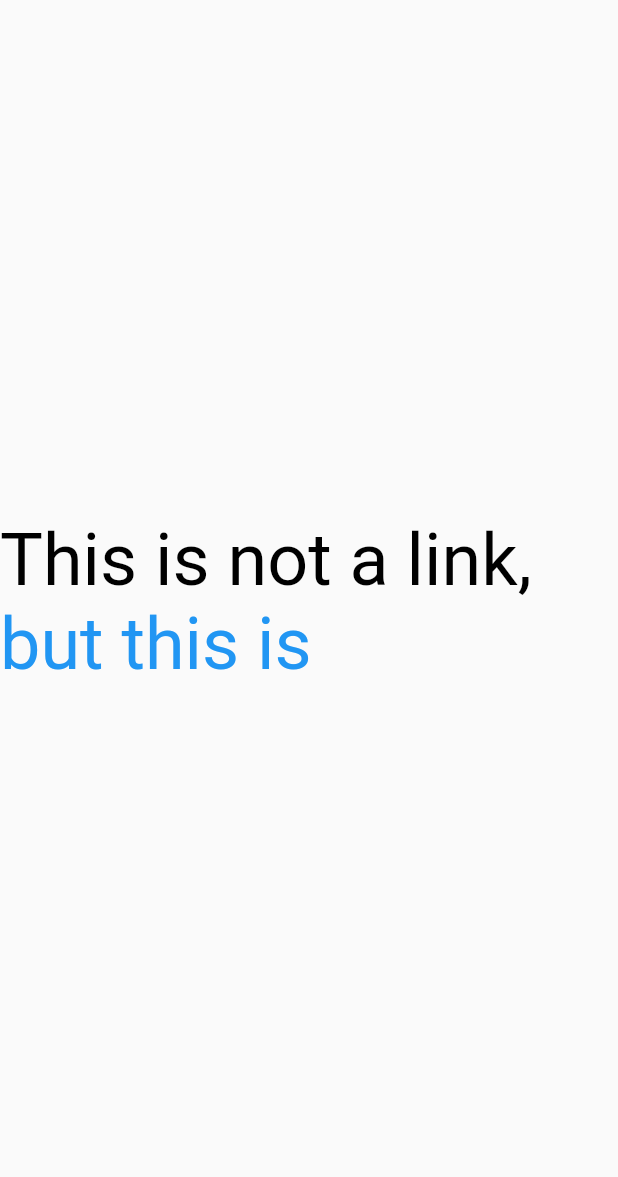
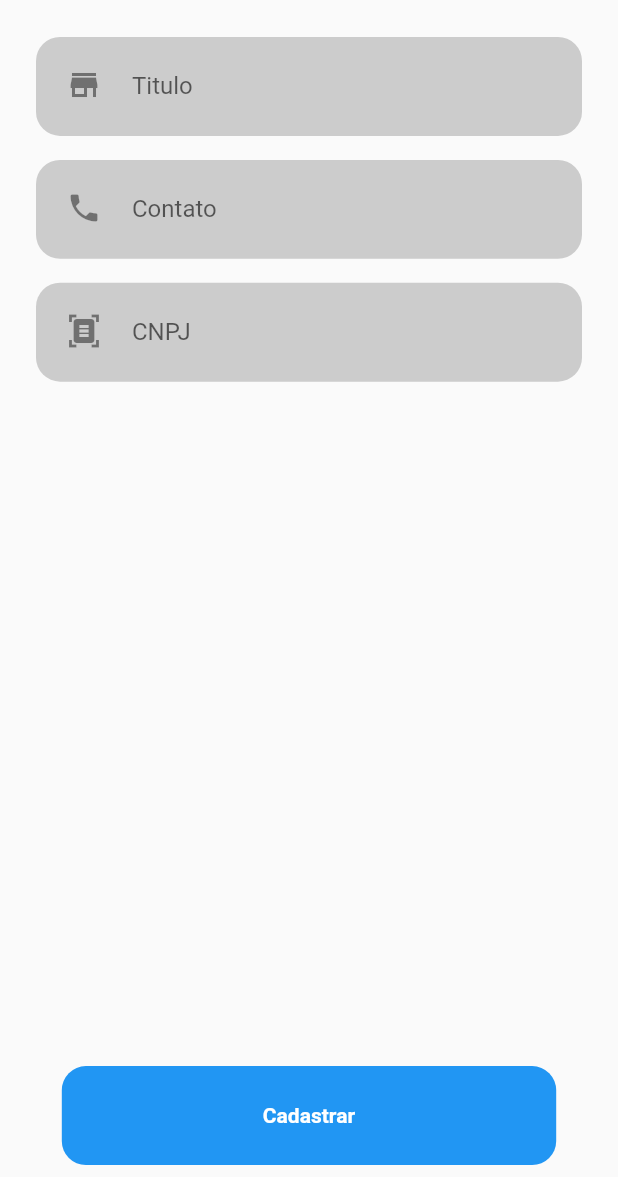
Before and after one commit to cl0v/pedigree_seller, a Flutter app: the CanilRegisterScreen screen opened by its route, on a phone screen of 412 x 824 dp, the part 59-1236 px from its top. Run offline on Flutter 3.47's test engine with Material 2 defaults, Android fonts, the phone set to English and light mode, and no system bars; our stand-ins replace cloud_firestore, date_time_picker, firebase_core, image_picker; accounts and stored records are empty.

Commit message:
Página de criação de canil
-Criação de canil está pronta

```diff
--- a/lib/app.dart
+++ b/lib/app.dart
@@ -7,8 +7,7 @@ class MyApp extends StatelessWidget {
     return MaterialApp(
       title: 'Pedigree seller',
       debugShowCheckedModeBanner: false,
-      // home: CategoryScreen(),
-      initialRoute: Routes.Home,
+      initialRoute: Routes.Canil,
       routes: routes,
     );
   }
--- a/lib/app/models/canil_model.dart
+++ b/lib/app/models/canil_model.dart
@@ -11,11 +11,16 @@ class CanilModel {
     required this.titulo,
     required this.contato,
     required this.cnpj,
-    required this.dataCadastro,
-    required this.donoReferencia,
-    required this.ninhadasReferencia,
-    required this.reprodutoresReferencia,
+    this.dataCadastro = '',
+    this.donoReferencia = '',
+    this.ninhadasReferencia  = const [],
+    this.reprodutoresReferencia  = const [],
   });
+
+  @override
+  String toString() {
+    return 'CanilModel(titulo: $titulo, contato: $contato, cnpj: $cnpj, dataCadastro: $dataCadastro, donoReferencia: $donoReferencia, ninhadasReferencia: $ninhadasReferencia, reprodutoresReferencia: $reprodutoresReferencia)';
+  }
 }
 
 final CanilModel canilMocked = CanilModel(
--- a/lib/app/pages/canil/canil_register/canil_register_screen.dart
+++ b/lib/app/pages/canil/canil_register/canil_register_screen.dart
@@ -1,8 +1,46 @@
-import 'package:flutter/gestures.dart';
 import 'package:flutter/material.dart';
-import 'package:pedigree_seller/app/routes/routes.dart';
+import 'package:pedigree_seller/app/components/text_input_field_widget.dart';
+import 'package:pedigree_seller/app/models/canil_model.dart';
+import 'package:pedigree_seller/app/pages/canil/viewmodel/canil_view_model.dart';
 import 'package:pedigree_seller/app/utils/nav.dart';
 import 'package:pedigree_seller/app/utils/scaffold_common_components.dart';
+
+import '../../../../constants.dart';
+
+//TODO: Criar formulario para registro de canil
+
+class CanilController {
+  BuildContext context;
+  CanilController({
+    required this.context,
+  });
+
+  TextEditingController nomeController = TextEditingController();
+  TextEditingController contatoController = TextEditingController();
+  TextEditingController cnpjController = TextEditingController();
+
+  bool isConfirmed = false;
+  bool isNomePreenchido = false;
+  bool isContatoPreenchido = false;
+  bool isCnpjPreenchido = false;
+
+  onCadastrarPressed() {
+    isConfirmed = true;
+    isNomePreenchido = nomeController.text != '';
+    isContatoPreenchido = contatoController.text != '';
+    isCnpjPreenchido = cnpjController.text != '';
+    CanilModel canil = CanilModel(
+      titulo: nomeController.text,
+      contato: contatoController.text,
+      cnpj: cnpjController.text,
+    );
+    if (isNomePreenchido && isContatoPreenchido && isCnpjPreenchido)
+      pop(
+        context,
+        CanilViewModel(titulo: canil.titulo),
+      );
+  }
+}
 
 class CanilRegisterScreen extends StatefulWidget {
   @override
@@ -10,32 +48,59 @@ class CanilRegisterScreen extends StatefulWidget {
 }
 
 class _CanilRegisterScreenState extends State<CanilRegisterScreen> {
+  late final controller;
+
+  @override
+  void initState() {
+    super.initState();
+    controller = CanilController(context: context);
+  }
+
+  showError(bool condition) {
+    return condition ? errorText : Container();
+  }
+
   @override
   Widget build(BuildContext context) {
     return Scaffold(
-       appBar: ScaffoldCommonComponents.customAppBar(
+      appBar: ScaffoldCommonComponents.customAppBar(
         'Cadastrar',
         () => pop(context),
       ),
-      body: Center(
-        child: RichText(
-          text: TextSpan(
-            style: TextStyle(fontSize: 48),
-            children: [
-              TextSpan(
-                text: 'This is not a link, ',
-                style: TextStyle(color: Colors.black),
-              ),
-              TextSpan(
-                text: 'but this is',
-                style: TextStyle(color: Colors.blue),
-                recognizer: TapGestureRecognizer()
-                  ..onTap = () {
-                    pushNamed(context, Routes.CadastrarCanil);
-                  },
-              ),
-            ],
-          ),
+      bottomNavigationBar:
+          ScaffoldCommonComponents.customBottomAppBar('Cadastrar', () {
+        setState(() {
+          controller.onCadastrarPressed();
+        });
+      }, context),
+      body: Padding(
+        padding: const EdgeInsets.symmetric(horizontal: 24.0),
+        child: ListView(
+          children: [
+            TextInputFieldWidget(
+              icon: Icons.store,
+              hint: 'Titulo',
+              inputAction: TextInputAction.next,
+              controller: controller.nomeController,
+            ),
+            showError(controller.isConfirmed && !controller.isNomePreenchido),
+            TextInputFieldWidget(
+              icon: Icons.phone,
+              hint: 'Contato',
+              inputAction: TextInputAction.next,
+              inputType: TextInputType.phone,
+              controller: controller.contatoController,
+            ),
+            showError(controller.isConfirmed && !controller.isContatoPreenchido),
+            TextInputFieldWidget(
+              icon: Icons.document_scanner,
+              hint: 'CNPJ',
+              inputAction: TextInputAction.next,
+              inputType: TextInputType.number,
+              controller: controller.cnpjController,
+            ),
+            showError(controller.isConfirmed && !controller.isCnpjPreenchido),
+          ],
         ),
       ),
     );
--- a/lib/app/pages/reprodutores/reprodutores_screen.dart
+++ b/lib/app/pages/reprodutores/reprodutores_screen.dart
@@ -6,6 +6,8 @@ import 'package:pedigree_seller/app/utils/nav.dart';
 import 'package:pedigree_seller/app/utils/scaffold_common_components.dart';
 
 //TODO: Implement PetController
+
+//TODO: Criar ReprodutorViewModel(Apenas o que é vizualizado do model ReprodutorModel)
 
 class ReprodutoresController {
   List<ReprodutorModel> petList = [];
--- a/lib/app/utils/scaffold_common_components.dart
+++ b/lib/app/utils/scaffold_common_components.dart
@@ -1,6 +1,7 @@
 import 'package:flutter/material.dart';
 import 'package:pedigree_seller/app/components/custom_button_widget.dart';
 import 'package:pedigree_seller/app/utils/nav.dart';
+import 'package:pedigree_seller/app/utils/screen_size.dart';
 import 'package:pedigree_seller/constants.dart';
 
 class ScaffoldCommonComponents {
@@ -20,7 +21,7 @@ class ScaffoldCommonComponents {
 
   static BottomAppBar customBottomAppBar(
       String title, VoidCallback onPressed, BuildContext context) {
-    Size size = MediaQuery.of(context).size;
+    Size size = getSize(context);
     return BottomAppBar(
       color: Colors.transparent,
       elevation: 0,
```
Also changed, not shown: lib/app/pages/canil/canil_screen.dart (+16 -10 lines).
